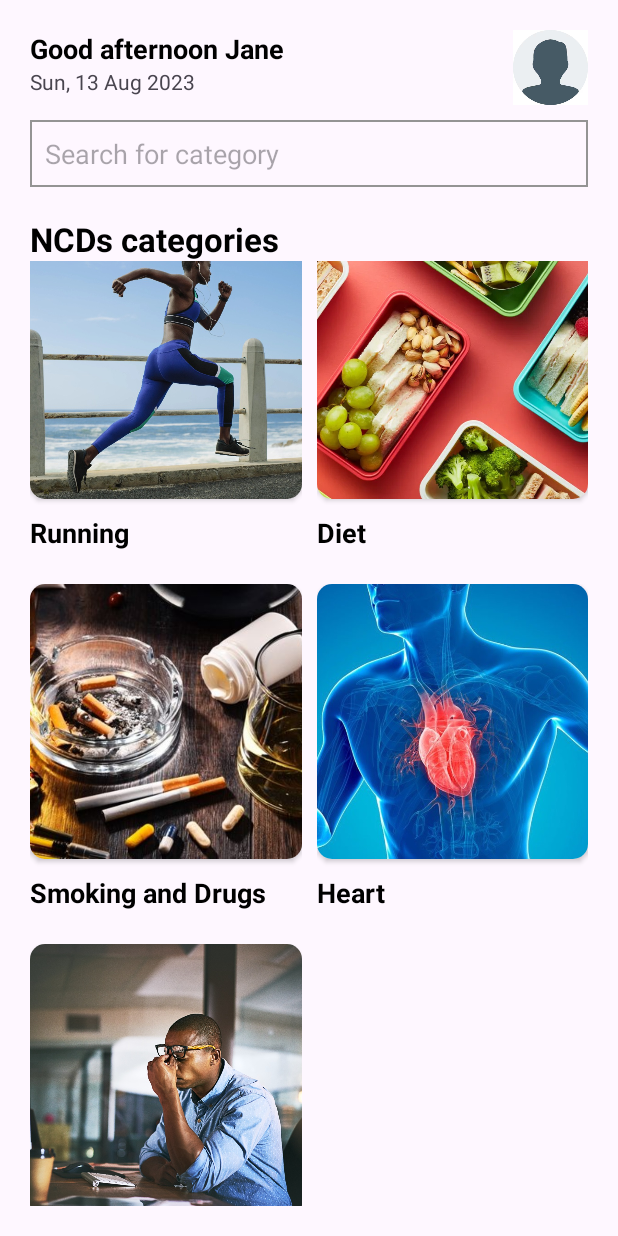
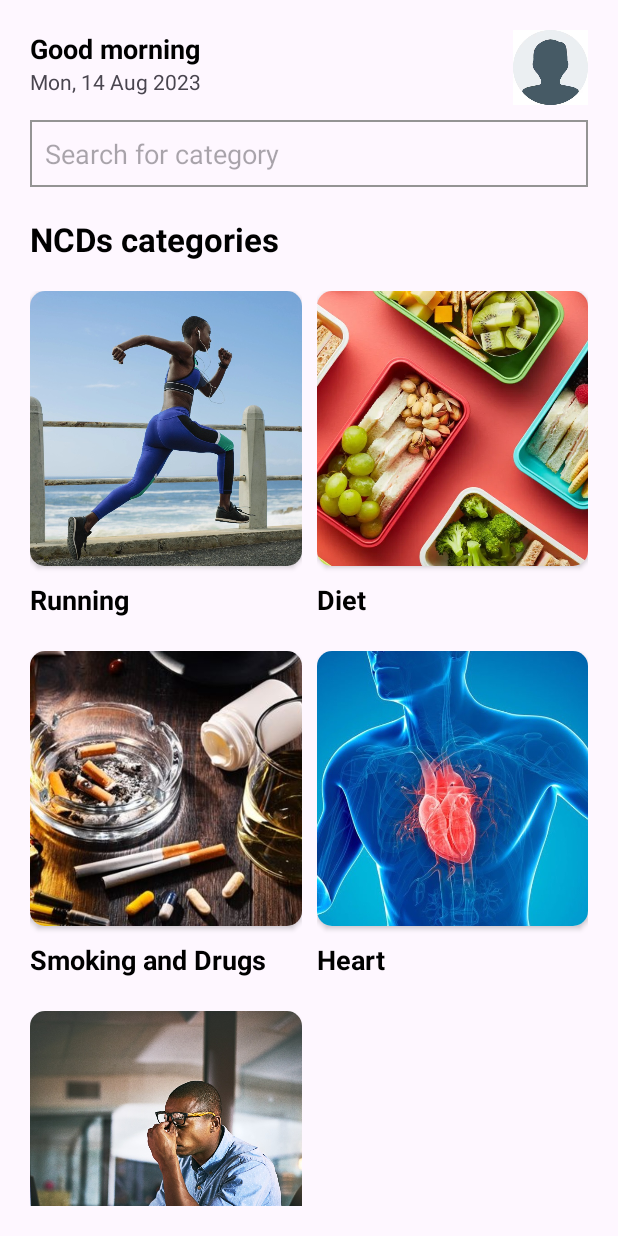
Before and after one commit to IntelliSOFT-Consulting/LLM_mobile, an Android app: the screen it shows after launch (MainActivity), on a phone screen of 412 x 824 dp. Run offline under Robolectric (Android 15) with nearby library versions, the light colour scheme and no system bars.

Commit message:
Fixed scrollview

```diff
--- a/app/src/main/java/com/intellisoft/myapplication/MainActivity.kt
+++ b/app/src/main/java/com/intellisoft/myapplication/MainActivity.kt
@@ -4,12 +4,29 @@ import android.content.Intent
 import androidx.appcompat.app.AppCompatActivity
 import android.os.Bundle
 import android.widget.ImageView
+import android.widget.TextView
+import com.intellisoft.myapplication.helper_class.FormatterClassHelper
 import com.intellisoft.myapplication.profile.ProfileDetails
 
 class MainActivity : AppCompatActivity() {
+
+    private lateinit var tvGreetings: TextView
+    private lateinit var tvDate: TextView
+
+    private val formatterHelper = FormatterClassHelper()
+
     override fun onCreate(savedInstanceState: Bundle?) {
         super.onCreate(savedInstanceState)
         setContentView(R.layout.activity_main)
+
+        tvGreetings = findViewById(R.id.tvGreetings)
+        tvDate = findViewById(R.id.tvDate)
+
+        val greeting = formatterHelper.getGreetingByTime(this)
+        val dateNow = formatterHelper.getDate()
+
+        tvGreetings.text = greeting
+        tvDate.text = dateNow
 
         findViewById<ImageView>(R.id.imageView).setOnClickListener {
             val intent = Intent(this, ProfileDetails::class.java)
--- a/app/src/main/java/com/intellisoft/myapplication/helper_class/FormatterClassHelper.kt
+++ b/app/src/main/java/com/intellisoft/myapplication/helper_class/FormatterClassHelper.kt
@@ -6,6 +6,7 @@ import android.content.Intent
 import android.widget.TextView
 import com.intellisoft.myapplication.R
 import java.text.SimpleDateFormat
+import java.util.Calendar
 import java.util.Date
 import java.util.Locale
 
@@ -13,14 +14,30 @@ class FormatterClassHelper {
 
     private val emailPattern = "[a-zA-Z0-9._-]+@[a-z]+\\.+[a-z]+"
 
+    fun getGreetingByTime(context: Context): String {
+        val calendar = Calendar.getInstance()
 
+        var name = ""
+        val userName = retrieveSharedPreference(context, "username")
+        if (userName != null){
+            name = userName
+        }
+
+        return when (calendar.get(Calendar.HOUR_OF_DAY)) {
+            in 0..11 -> "Good morning $name"
+            in 12..16 -> "Good afternoon $name"
+            in 17..20 -> "Good evening $name"
+            else -> "Good night $name"
+        }
+    }
 
     fun validateEmail(emailAddress: String):Boolean{
         return emailAddress.matches(emailPattern.toRegex())
     }
-    fun convertDdMMyyyy(date: String): Date {
-        val formatter = SimpleDateFormat("dd/MM/yyyy HH:mm:ss")
-        return formatter.parse(date)
+    fun getDate(): String {
+        val formatter = SimpleDateFormat("E, d MMM yyyy")
+        val date = Date()
+        return formatter.format(date)
     }
     fun getTodayDate(): String {
         val formatter = SimpleDateFormat("dd-MM-yyyy", Locale.ENGLISH)
--- a/app/src/main/res/layout/activity_main.xml
+++ b/app/src/main/res/layout/activity_main.xml
@@ -9,6 +9,7 @@
 
 
     <LinearLayout
+        android:id="@+id/linear"
         android:orientation="vertical"
         android:layout_width="match_parent"
         android:layout_height="wrap_content">
@@ -25,6 +26,7 @@
                 android:layout_height="wrap_content">
 
                 <TextView
+                    android:id="@+id/tvGreetings"
                     android:textColor="@color/black"
                     android:textStyle="bold"
                     android:textAppearance="@style/TextAppearance.AppCompat.Medium"
@@ -33,6 +35,7 @@
                     android:layout_height="wrap_content"/>
 
                 <TextView
+                    android:id="@+id/tvDate"
                     android:textAppearance="@style/TextAppearance.AppCompat.Small"
                     android:text="Sun, 13 Aug 2023"
                     android:layout_width="match_parent"
@@ -73,9 +76,19 @@
                 android:layout_width="match_parent"
                 android:layout_height="wrap_content"/>
 
+        </LinearLayout>
+
+    </LinearLayout>
+
     <ScrollView
+        android:layout_below="@+id/linear"
         android:layout_width="match_parent"
-                android:layout_height="match_parent">
+        android:layout_height="wrap_content">
+
+        <LinearLayout
+            android:orientation="vertical"
+            android:layout_width="match_parent"
+            android:layout_height="wrap_content">
 
             <TableLayout
                 android:layout_gravity="center"
@@ -218,8 +231,7 @@
                 </TableRow>
 
                 <TableRow
-                        android:layout_marginTop="20dp"
-                        >
+                    android:layout_marginTop="20dp">
 
                     <LinearLayout
                         android:layout_weight="1"
@@ -287,13 +299,12 @@
 
             </TableLayout>
 
+
+        </LinearLayout>
+
+
     </ScrollView>
 
 
 
-        </LinearLayout>
-
-    </LinearLayout>
-
-
 </RelativeLayout>
```
Lines whose indentation alone changed are shown as unchanged.
